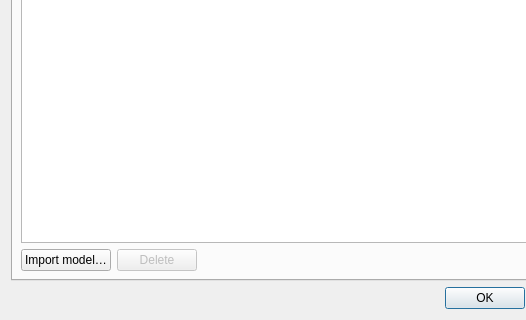
Above: src/settings/TranslatorSettingsDialog.ui from XapaJIaMnu/translateLocally before the change; both pictures show x 0 to 526 and y 327 to 647 of the 622 by 647 pixel window. Below: the same form after it.
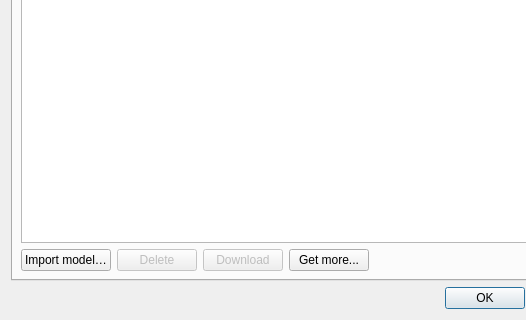
That is the form after the change. The open tabs and pages were chosen to show the change. Custom widgets are drawn as their Qt base class.

The edit to the form file:
```diff
--- a/src/settings/TranslatorSettingsDialog.ui
+++ b/src/settings/TranslatorSettingsDialog.ui
@@ -218,6 +218,26 @@
            </property>
           </widget>
          </item>
+         <item>
+          <widget class="QPushButton" name="downloadButton">
+           <property name="enabled">
+            <bool>false</bool>
+           </property>
+           <property name="text">
+            <string>Download</string>
+           </property>
+          </widget>
+         </item>
+         <item>
+          <widget class="QPushButton" name="getMoreButton">
+           <property name="toolTip">
+            <string>Connect to the Internet to get a list of remote models from available repositories.</string>
+           </property>
+           <property name="text">
+            <string>Get more...</string>
+           </property>
+          </widget>
+         </item>
          <item>
           <spacer name="horizontalSpacer">
            <property name="orientation">
@@ -349,6 +369,11 @@
    <extends>QToolButton</extends>
    <header>ColorWell.h</header>
   </customwidget>
+  <customwidget>
+   <class>FilterTableView</class>
+   <extends>QTableView</extends>
+   <header>FilterTableView.h</header>
+  </customwidget>
  </customwidgets>
  <resources/>
  <connections>
```
Left out of the diff: 5 changed lines with no effect on the pictures.
